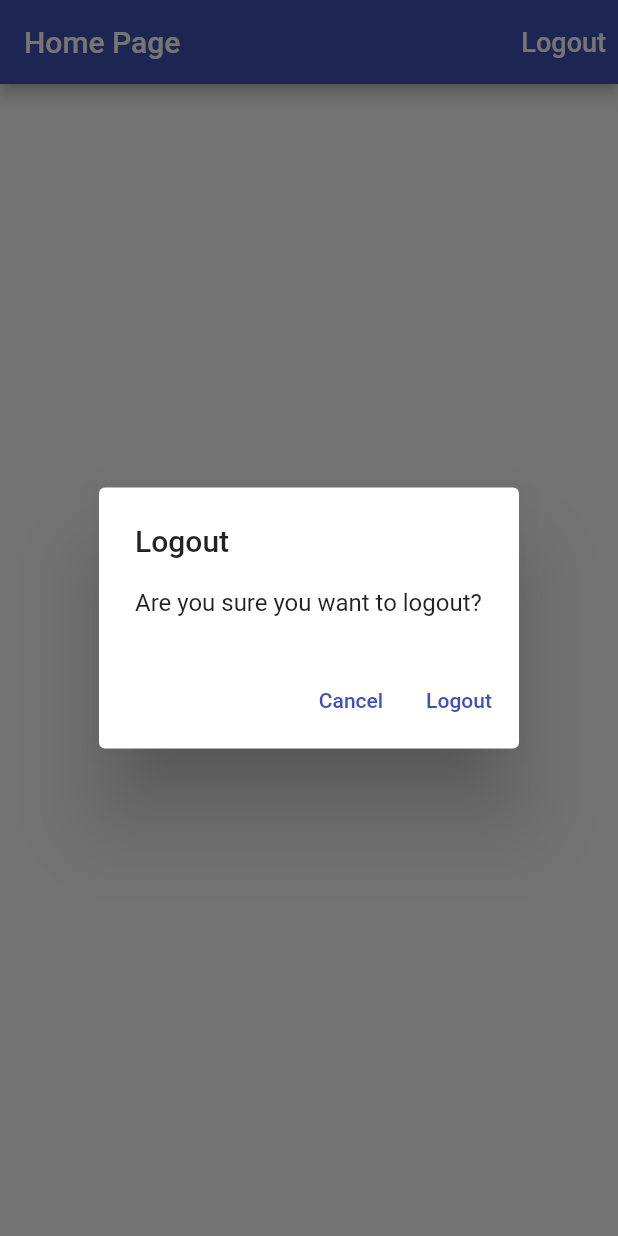
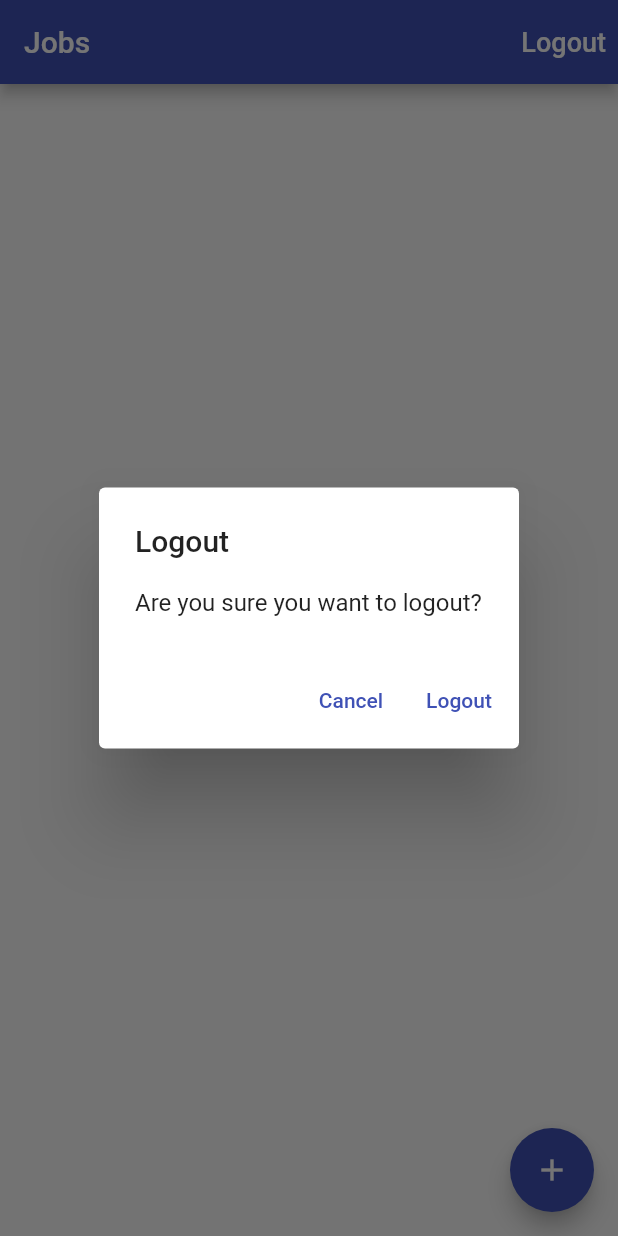
Before and after one commit to sarpsolakoglu/time_tracker_flutter_course, a Flutter app: the screen it shows once a user with an empty profile is signed in, after a tap on "Logout", on a phone screen of 412 x 824 dp. Run offline on Flutter 3.47's test engine with Material 2 defaults, Android fonts, the phone set to English and light mode, and no system bars; our stand-ins replace cloud_firestore, firebase_auth, firebase_core, google_sign_in; missing offline and left inert: flutter_login_facebook; accounts and stored records are empty.

Commit message:
Section 17

```diff
--- a/lib/app/home_page/home_page.dart
+++ /dev/null
@@ -1,50 +0,0 @@
-import 'package:flutter/material.dart';
-import 'package:provider/provider.dart';
-import 'package:time_tracker_app/common_widgets/show_alert_dialog.dart';
-import 'package:time_tracker_app/services/auth.dart';
-
-class HomePage extends StatelessWidget {
-
-  Future<void> _signOut(BuildContext context) async {
-    try {
-      final auth = Provider.of<AuthBase>(context, listen: false);
-      await auth.signOut();
-    } catch (e) {
-      print(e.toString());
-    }
-  }
-
-  Future<void> _confirmSignOut(BuildContext context) async {
-    final didRequestSignOut = await showAlertDialog(
-      context,
-      title: 'Logout',
-      content: 'Are you sure you want to logout?',
-      defaultActionText: 'Logout',
-      cancelActionText: 'Cancel',
-    );
-    if (didRequestSignOut == true) {
-      _signOut(context);
-    }
-  }
-
-  @override
-  Widget build(BuildContext context) {
-    return Scaffold(
-      appBar: AppBar(
-        title: Text('Home Page'),
-        actions: [
-          TextButton(
-            onPressed: () => _confirmSignOut(context),
-            child: Text(
-              'Logout',
-              style: TextStyle(
-                fontSize: 18.0,
-                color: Colors.white,
-              ),
-            ),
-          ),
-        ],
-      ),
-    );
-  }
-}
--- /dev/null
+++ b/lib/app/home_page/jobs_page.dart
@@ -0,0 +1,89 @@
+import 'package:cloud_firestore/cloud_firestore.dart';
+import 'package:flutter/material.dart';
+import 'package:provider/provider.dart';
+import 'package:time_tracker_app/app/models/job.dart';
+import 'package:time_tracker_app/common_widgets/show_alert_dialog.dart';
+import 'package:time_tracker_app/common_widgets/show_exception_alert_dialog.dart';
+import 'package:time_tracker_app/services/auth.dart';
+import 'package:time_tracker_app/services/database.dart';
+
+class JobsPage extends StatelessWidget {
+  Future<void> _createJob(BuildContext context) async {
+    try {
+      final database = Provider.of<Database>(context, listen: false);
+      await database.createJob(Job(name: 'Blogging', ratePerHour: 10));
+    } on FirebaseException catch (e) {
+      showExceptionAlertDialog(
+        context,
+        title: 'Operation Failed',
+        exception: e,
+      );
+    }
+  }
+
+  Future<void> _signOut(BuildContext context) async {
+    try {
+      final auth = Provider.of<AuthBase>(context, listen: false);
+      await auth.signOut();
+    } catch (e) {
+      print(e.toString());
+    }
+  }
+
+  Future<void> _confirmSignOut(BuildContext context) async {
+    final didRequestSignOut = await showAlertDialog(
+      context,
+      title: 'Logout',
+      content: 'Are you sure you want to logout?',
+      defaultActionText: 'Logout',
+      cancelActionText: 'Cancel',
+    );
+    if (didRequestSignOut == true) {
+      _signOut(context);
+    }
+  }
+
+  Widget _buildContent(BuildContext context) {
+    final database = Provider.of<Database>(context, listen: false);
+    return StreamBuilder<List<Job>>(
+        stream: database.jobsStream(),
+        builder: (context, snapshot) {
+          if (snapshot.hasData) {
+            final jobs = snapshot.data!;
+            final children = jobs.map((job) => Text(job.name)).toList();
+            return ListView(
+              children: children,
+            );
+          }
+          return Center(
+            child: CircularProgressIndicator(),
+          );
+        });
+  }
+
+  @override
+  Widget build(BuildContext context) {
+    return Scaffold(
+      appBar: AppBar(
+        title: Text('Jobs'),
+        actions: [
+          TextButton(
+            onPressed: () => _confirmSignOut(context),
+            child: Text(
+              'Logout',
+              style: TextStyle(
+                fontSize: 18.0,
+                color: Colors.white,
+              ),
+            ),
+          ),
+        ],
+      ),
+      body: _buildContent(context),
+      floatingActionButton: FloatingActionButton(
+        child: Icon(Icons.add),
+        onPressed: () => _createJob(context),
+      ),
+    );
+  }
+}
--- a/lib/app/landing_page.dart
+++ b/lib/app/landing_page.dart
@@ -1,9 +1,10 @@
 import 'package:firebase_auth/firebase_auth.dart';
 import 'package:flutter/material.dart';
 import 'package:provider/provider.dart';
-import 'package:time_tracker_app/app/home_page/home_page.dart';
+import 'package:time_tracker_app/app/home_page/jobs_page.dart';
 import 'package:time_tracker_app/app/sign_in/sign_in_page.dart';
 import 'package:time_tracker_app/services/auth.dart';
+import 'package:time_tracker_app/services/database.dart';
 
 class LandingPage extends StatelessWidget {
   @override
@@ -17,7 +18,10 @@ class LandingPage extends StatelessWidget {
           if (user == null) {
             return SignInPage.create(context);
           }
-          return HomePage();
+          return Provider<Database>(
+            create: (_) => FirestoreDatabase(uid: user.uid),
+            child: JobsPage(),
+          );
         }
         return Scaffold(
           body: Center(
--- /dev/null
+++ b/lib/app/models/job.dart
@@ -0,0 +1,22 @@
+class Job {
+  Job({required this.name, required this.ratePerHour});
+
+  final String name;
+  final int ratePerHour;
+
+  factory Job.fromMap(Map<String, dynamic>? data) {
+    if (data == null) {
+      throw ArgumentError('Data shouldn\'t be null');
+    }
+    final String name = data['name'];
+    final int ratePerHour = data['ratePerHour'];
+    return Job(name: name, ratePerHour: ratePerHour);
+  }
+
+  Map<String, dynamic> toMap() {
+    return {
+      'name': name,
+      'ratePerHour': ratePerHour,
+    };
+  }
+}
--- /dev/null
+++ b/lib/services/api_path.dart
@@ -0,0 +1,4 @@
+class APIPath {
+  static String job(String uid, String jobId) => 'users/$uid/jobs/$jobId';
+  static String jobs(String uid) => 'users/$uid/jobs';
+}
--- /dev/null
+++ b/lib/services/database.dart
@@ -0,0 +1,28 @@
+import 'package:time_tracker_app/app/models/job.dart';
+import 'package:time_tracker_app/services/api_path.dart';
+import 'package:time_tracker_app/services/firestore_service.dart';
+
+abstract class Database {
+  Future<void> createJob(Job job);
+
+  Stream<List<Job>> jobsStream();
+}
+
+class FirestoreDatabase implements Database {
+  FirestoreDatabase({required this.uid});
+
+  final String uid;
+  final _service = FirestoreService.instance;
+
+  @override
+  Future<void> createJob(Job job) => _service.setData(
+        path: APIPath.job(uid, 'job_abc'),
+        data: job.toMap(),
+      );
+
+  @override
+  Stream<List<Job>> jobsStream() => _service.collectionStream(
+        path: APIPath.jobs(uid),
+        builder: (data) => Job.fromMap(data),
+      );
+}
--- /dev/null
+++ b/lib/services/firestore_service.dart
@@ -0,0 +1,24 @@
+import 'package:cloud_firestore/cloud_firestore.dart';
+
+class FirestoreService {
+  FirestoreService._();
+
+  static final instance = FirestoreService._();
+
+  Future<void> setData(
+      {required String path, required Map<String, dynamic> data}) async {
+    final reference = FirebaseFirestore.instance.doc(path);
+    print('$path: $data');
+    await reference.set(data);
+  }
+
+  Stream<List<T>> collectionStream<T>({
+    required String path,
+    required T Function(Map<String, dynamic>? data) builder,
+  }) {
+    final reference = FirebaseFirestore.instance.collection(path);
+    final snapshots = reference.snapshots();
+    return snapshots.map((collection) =>
+        collection.docs.map((doc) => builder(doc.data())).toList());
+  }
+}
--- a/pubspec.yaml
+++ b/pubspec.yaml
@@ -28,6 +28,7 @@ dependencies:
   google_sign_in: ^5.0.0
   flutter_login_facebook: ^1.0.0
   provider: ^5.0.0
+  cloud_firestore: ^1.0.1
 
   # The following adds the Cupertino Icons font to your application.
   # Use with the CupertinoIcons class for iOS style icons.
```
Also changed, not shown: pubspec.lock.
